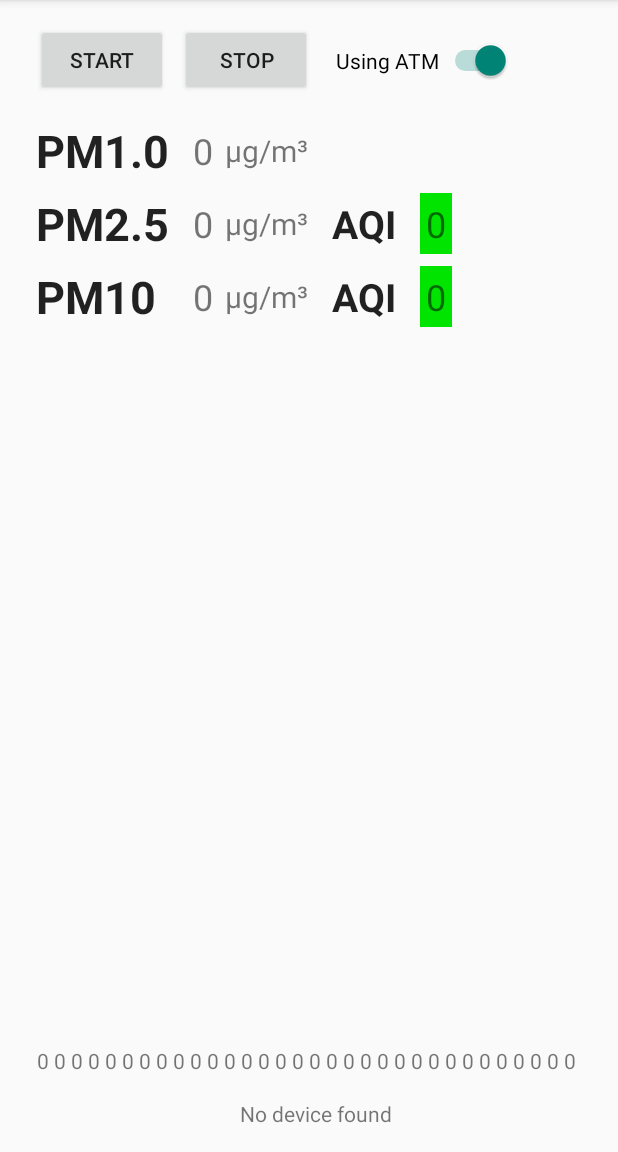
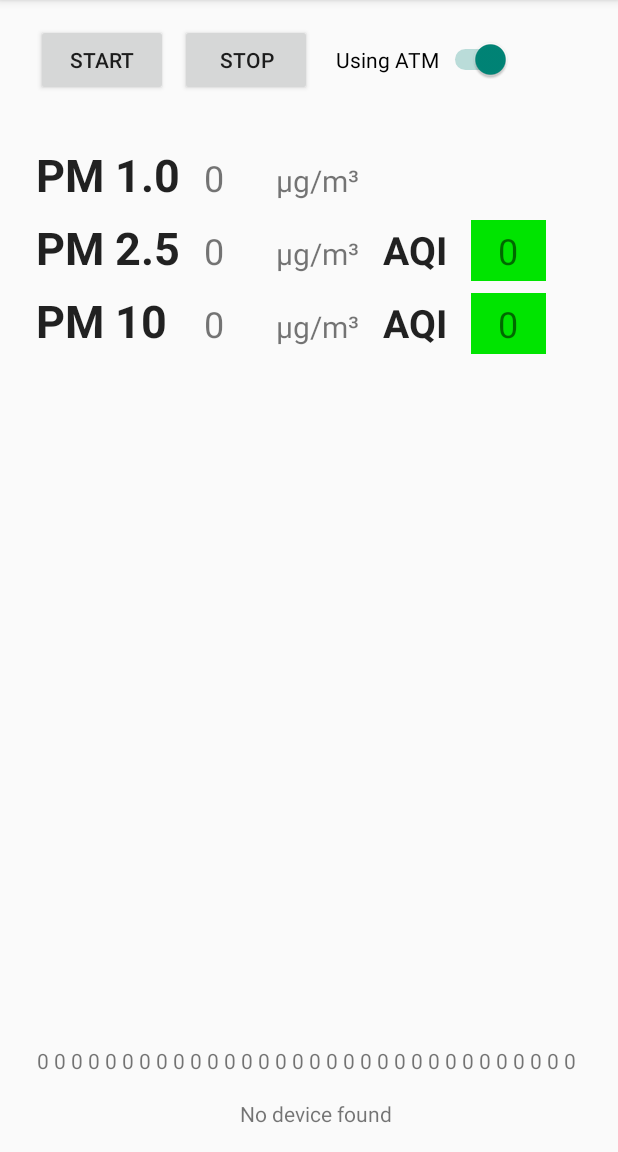
Before and after one commit to pawitp/android-pmsx003, an Android app: the screen it shows after launch (MainActivity), after a tap on "START", on a phone screen of 412 x 824 dp, the part 84-1236 px from its top. Run offline under Robolectric (Android 15) with nearby library versions, the phone set to English and light mode, and no system bars; libraries missing offline, so code that uses them is left out: com.felhr.usbserial.

Commit message:
Clean up layout

```diff
--- a/app/src/main/res/layout/activity_main.xml
+++ b/app/src/main/res/layout/activity_main.xml
@@ -12,7 +12,7 @@
         android:layout_width="wrap_content"
         android:layout_height="wrap_content"
         android:layout_marginBottom="16dp"
-        android:text="Hello World!"
+        android:text="Status text"
         app:layout_constraintBottom_toBottomOf="parent"
         app:layout_constraintHorizontal_bias="0.514"
         app:layout_constraintLeft_toLeftOf="parent"
@@ -36,18 +36,17 @@
         android:layout_marginStart="8dp"
         android:onClick="stop"
         android:text="Stop"
-        app:layout_constraintBottom_toBottomOf="@+id/btnStart"
-        app:layout_constraintStart_toEndOf="@+id/btnStart"
-        app:layout_constraintTop_toTopOf="@+id/btnStart" />
+        app:layout_constraintBaseline_toBaselineOf="@+id/btnStart"
+        app:layout_constraintStart_toEndOf="@+id/btnStart" />
 
     <TextView
         android:id="@+id/txtBuffer"
         android:layout_width="wrap_content"
         android:layout_height="wrap_content"
-        android:layout_marginStart="16dp"
-        android:layout_marginEnd="16dp"
         android:layout_marginBottom="16dp"
-        android:text="TextView"
+        android:paddingLeft="16dp"
+        android:paddingRight="16dp"
+        android:text="Raw data goes here"
         app:layout_constraintBottom_toTopOf="@+id/txtStatus"
         app:layout_constraintEnd_toEndOf="parent"
         app:layout_constraintStart_toStartOf="parent" />
@@ -57,8 +56,8 @@
         android:layout_width="wrap_content"
         android:layout_height="wrap_content"
         android:layout_marginStart="24dp"
-        android:layout_marginTop="16dp"
-        android:text="PM1.0"
+        android:layout_marginTop="32dp"
+        android:text="PM 1.0"
         android:textAppearance="@android:style/TextAppearance.DeviceDefault.Large"
         android:textSize="30sp"
         android:textStyle="bold"
@@ -74,9 +73,8 @@
         android:textAppearance="@android:style/TextAppearance.DeviceDefault.Large"
         android:textSize="26sp"
         android:textStyle="bold"
-        app:layout_constraintBottom_toBottomOf="@+id/textView3"
-        app:layout_constraintStart_toEndOf="@+id/unit"
-        app:layout_constraintTop_toTopOf="@+id/textView3" />
+        app:layout_constraintBaseline_toBaselineOf="@+id/unit2"
+        app:layout_constraintStart_toEndOf="@+id/unit" />
 
     <TextView
         android:id="@+id/textView8"
@@ -87,9 +85,8 @@
         android:textAppearance="@android:style/TextAppearance.DeviceDefault.Large"
         android:textSize="26sp"
         android:textStyle="bold"
-        app:layout_constraintBottom_toBottomOf="@+id/textView4"
-        app:layout_constraintStart_toEndOf="@+id/unit3"
-        app:layout_constraintTop_toTopOf="@+id/textView4" />
+        app:layout_constraintBaseline_toBaselineOf="@+id/unit3"
+        app:layout_constraintStart_toEndOf="@+id/unit3" />
 
     <TextView
         android:id="@+id/textView3"
@@ -97,7 +94,7 @@
         android:layout_height="wrap_content"
         android:layout_marginStart="24dp"
         android:layout_marginTop="8dp"
-        android:text="PM2.5"
+        android:text="PM 2.5"
         android:textAppearance="@android:style/TextAppearance.DeviceDefault.Large"
         android:textSize="30sp"
         android:textStyle="bold"
@@ -110,7 +107,7 @@
         android:layout_height="wrap_content"
         android:layout_marginStart="24dp"
         android:layout_marginTop="8dp"
-        android:text="PM10"
+        android:text="PM 10"
         android:textAppearance="@android:style/TextAppearance.DeviceDefault.Large"
         android:textSize="30sp"
         android:textStyle="bold"
@@ -122,11 +119,11 @@
         android:layout_width="wrap_content"
         android:layout_height="wrap_content"
         android:layout_marginStart="16dp"
+        android:width="40sp"
         android:text="-1"
         android:textSize="24sp"
-        app:layout_constraintBottom_toBottomOf="@+id/textView2"
-        app:layout_constraintStart_toEndOf="@+id/textView2"
-        app:layout_constraintTop_toTopOf="@+id/textView2" />
+        app:layout_constraintBaseline_toBaselineOf="@+id/textView2"
+        app:layout_constraintStart_toEndOf="@+id/textView2" />
 
     <TextView
         android:id="@+id/unit"
@@ -135,9 +132,8 @@
         android:layout_marginStart="8dp"
         android:text="@string/ug_m3"
         android:textSize="20sp"
-        app:layout_constraintBottom_toBottomOf="@+id/textView2"
-        app:layout_constraintStart_toEndOf="@+id/txtPm1_0"
-        app:layout_constraintTop_toTopOf="@+id/textView2" />
+        app:layout_constraintBaseline_toBaselineOf="@+id/txtPm1_0"
+        app:layout_constraintStart_toEndOf="@+id/txtPm1_0" />
 
     <TextView
         android:id="@+id/unit2"
@@ -146,9 +142,8 @@
         android:layout_marginStart="8dp"
         android:text="@string/ug_m3"
         android:textSize="20sp"
-        app:layout_constraintBottom_toBottomOf="@+id/textView3"
-        app:layout_constraintStart_toEndOf="@+id/txtPm2_5"
-        app:layout_constraintTop_toTopOf="@+id/textView3" />
+        app:layout_constraintBaseline_toBaselineOf="@+id/txtPm2_5"
+        app:layout_constraintStart_toEndOf="@+id/txtPm1_0" />
 
     <TextView
         android:id="@+id/unit3"
@@ -157,31 +152,30 @@
         android:layout_marginStart="8dp"
         android:text="@string/ug_m3"
         android:textSize="20sp"
-        app:layout_constraintBottom_toBottomOf="@+id/textView4"
-        app:layout_constraintStart_toEndOf="@+id/txtPm1_0"
-        app:layout_constraintTop_toTopOf="@+id/textView4" />
+        app:layout_constraintBaseline_toBaselineOf="@+id/txtPm10"
+        app:layout_constraintStart_toEndOf="@+id/txtPm1_0" />
 
     <TextView
         android:id="@+id/txtPm2_5"
         android:layout_width="wrap_content"
         android:layout_height="wrap_content"
         android:layout_marginStart="16dp"
+        android:width="40sp"
         android:text="-1"
         android:textSize="24sp"
-        app:layout_constraintBottom_toBottomOf="@+id/textView3"
-        app:layout_constraintStart_toEndOf="@+id/textView2"
-        app:layout_constraintTop_toTopOf="@+id/textView3" />
+        app:layout_constraintBaseline_toBaselineOf="@+id/textView3"
+        app:layout_constraintStart_toEndOf="@+id/textView2" />
 
     <TextView
         android:id="@+id/txtPm10"
         android:layout_width="wrap_content"
         android:layout_height="wrap_content"
         android:layout_marginStart="16dp"
+        android:width="40sp"
         android:text="-1"
         android:textSize="24sp"
-        app:layout_constraintBottom_toBottomOf="@+id/textView4"
-        app:layout_constraintStart_toEndOf="@+id/textView2"
-        app:layout_constraintTop_toTopOf="@+id/textView4" />
+        app:layout_constraintBaseline_toBaselineOf="@+id/textView4"
+        app:layout_constraintStart_toEndOf="@+id/textView2" />
 
     <Switch
         android:id="@+id/dataSwitch"
@@ -189,32 +183,36 @@
         android:layout_height="wrap_content"
         android:layout_marginStart="16dp"
         android:checked="true"
-        app:layout_constraintBottom_toBottomOf="@+id/btnStop"
-        app:layout_constraintStart_toEndOf="@+id/btnStop"
-        app:layout_constraintTop_toTopOf="@+id/btnStop" />
+        android:text="Use ATM"
+        app:layout_constraintBaseline_toBaselineOf="@+id/btnStop"
+        app:layout_constraintStart_toEndOf="@+id/btnStop" />
 
     <TextView
         android:id="@+id/txtAqiPm2_5"
         android:layout_width="wrap_content"
         android:layout_height="wrap_content"
         android:layout_marginStart="16dp"
+        android:width="50sp"
+        android:background="@color/aqi50"
         android:padding="4dp"
-        android:text="-1"
+        android:text="10"
+        android:textAlignment="center"
         android:textSize="24sp"
-        app:layout_constraintBottom_toBottomOf="@+id/textView7"
-        app:layout_constraintStart_toEndOf="@+id/textView7"
-        app:layout_constraintTop_toTopOf="@+id/textView7" />
+        app:layout_constraintBaseline_toBaselineOf="@+id/textView7"
+        app:layout_constraintStart_toEndOf="@+id/textView7" />
 
     <TextView
         android:id="@+id/txtAqiPm10"
         android:layout_width="wrap_content"
         android:layout_height="wrap_content"
         android:layout_marginStart="16dp"
+        android:width="50sp"
+        android:background="@color/aqi50"
         android:padding="4dp"
-        android:text="-1"
+        android:text="2"
+        android:textAlignment="center"
         android:textSize="24sp"
-        app:layout_constraintBottom_toBottomOf="@+id/textView8"
-        app:layout_constraintStart_toEndOf="@+id/textView7"
-        app:layout_constraintTop_toTopOf="@+id/textView8" />
+        app:layout_constraintBaseline_toBaselineOf="@+id/textView8"
+        app:layout_constraintStart_toEndOf="@+id/textView7" />
 
 </android.support.constraint.ConstraintLayout>
```
